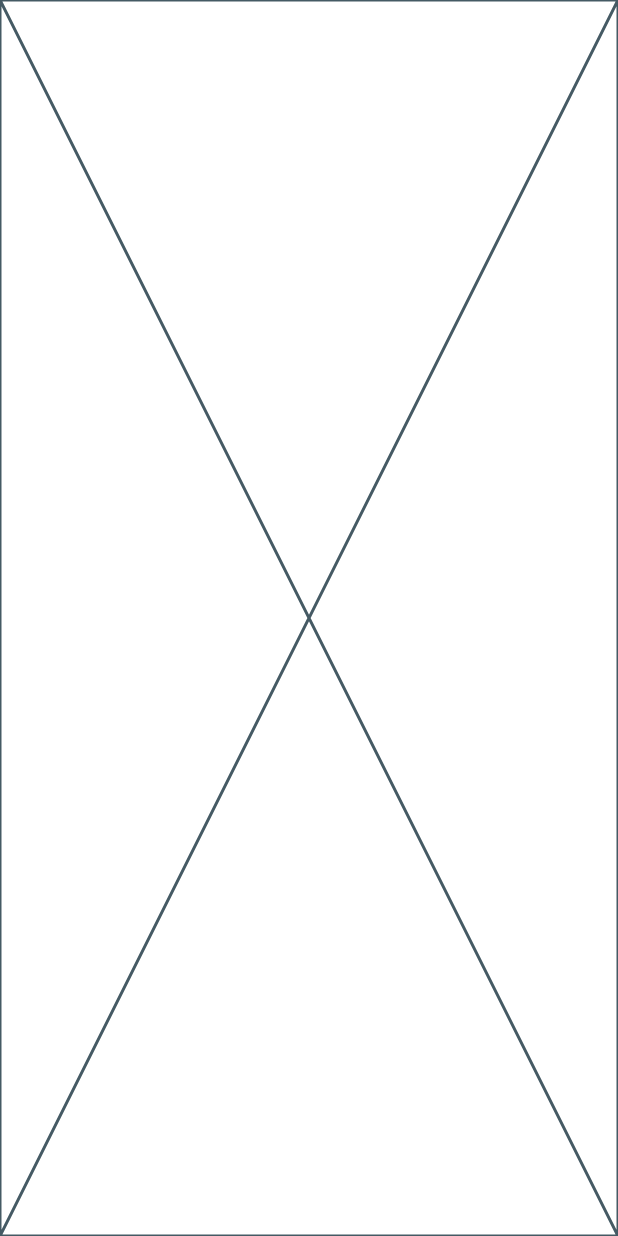
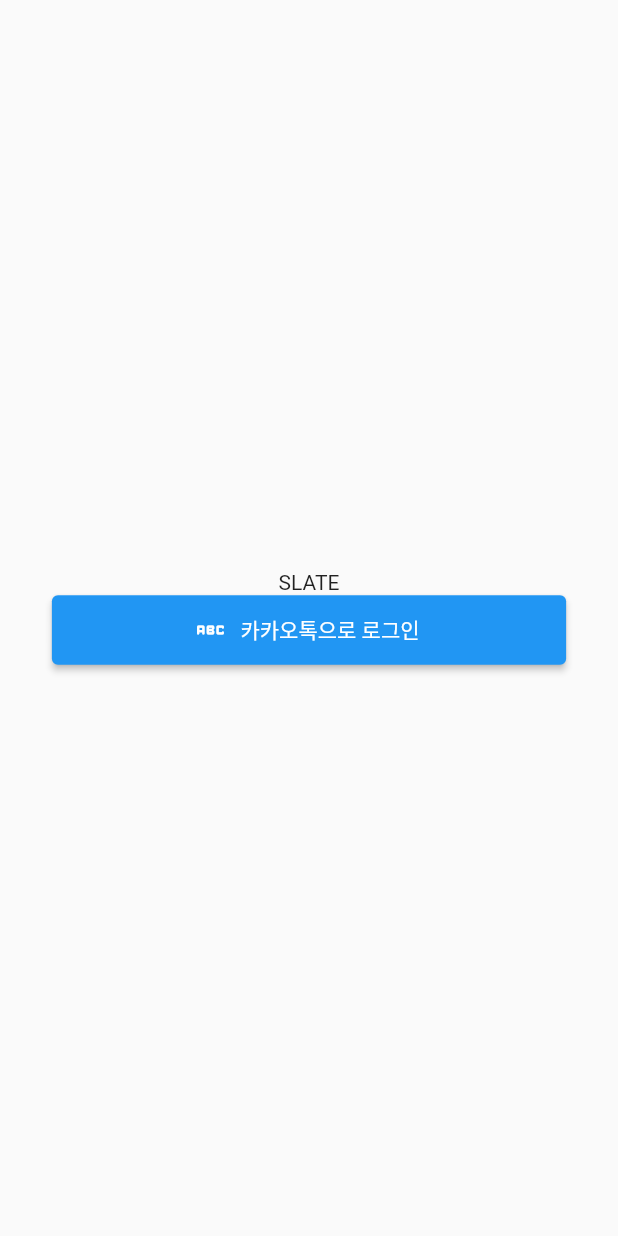
Before and after one commit to slate-movte/slate-client, a Flutter app: the screen it shows after launch, on a phone screen of 412 x 824 dp. Run offline on Flutter 3.47's test engine with Material 2 defaults, Android fonts, the phone set to English and light mode, and no system bars; our stand-ins replace dartz, equatable, flutter_screenutil.

Commit message:
add : sign with kakao button

```diff
--- a/lib/presentation/views/sign_in_view.dart
+++ b/lib/presentation/views/sign_in_view.dart
@@ -1,10 +1,36 @@
 import 'package:flutter/material.dart';
+import 'package:flutter_screenutil/flutter_screenutil.dart';
 
 class SignInView extends StatelessWidget {
   const SignInView({super.key});
 
   @override
   Widget build(BuildContext context) {
-    return const Placeholder();
+    return Scaffold(
+      body: Center(
+        child: Column(
+          mainAxisAlignment: MainAxisAlignment.center,
+          children: [
+            const Text('SLATE'),
+            Column(
+              children: [
+                ElevatedButton.icon(
+                  style: ElevatedButton.styleFrom(
+                    fixedSize: Size(327.w, 48.h),
+                  ),
+                  label: const Text('카카오톡으로 로그인'),
+                  icon: const Icon(Icons.abc_rounded),
+                  onPressed: () {
+                    // Navigator.of(context).push(
+                    //   MaterialPageRoute(builder: (context) => const ),
+                    // )
+                  },
+                ),
+              ],
+            ),
+          ],
+        ),
+      ),
+    );
   }
 }
--- a/pubspec.yaml
+++ b/pubspec.yaml
@@ -26,9 +26,8 @@
 flutter:
   uses-material-design: true
 
-  # assets:
-    # - images/a_dot_burr.jpeg
-    # - images/a_dot_ham.jpeg
+  assets:
+    - lib/assets/images/
 
   # fonts:
   #   - family: Schyler
```
Also changed, not shown: lib/assets/images/kakao_login_large_wide.png (added).
